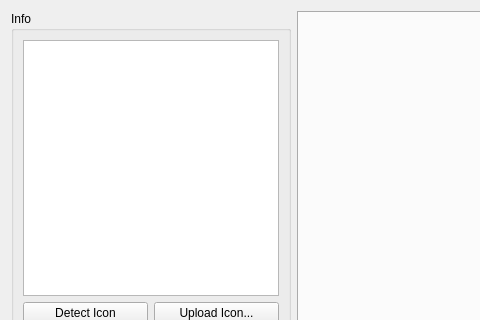
Qt form src/yuzu/configuration/configure_per_game.ui (QuincyForbes/Lichii) before a commit; both pictures show x 0 to 480 and y 0 to 320 of the 920 by 640 pixel window.
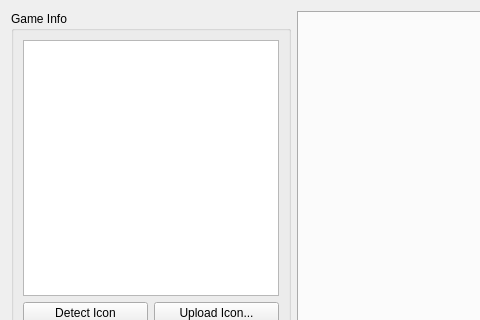
The same form after that commit.

Diff of the .ui file:
```diff
--- a/src/yuzu/configuration/configure_per_game.ui
+++ b/src/yuzu/configuration/configure_per_game.ui
@@ -31,7 +31,7 @@
         </sizepolicy>
        </property>
        <property name="title">
-        <string>Info</string>
+        <string>Game Info</string>
        </property>
        <layout class="QVBoxLayout" name="verticalLayout">
         <item alignment="Qt::AlignHCenter">
```
